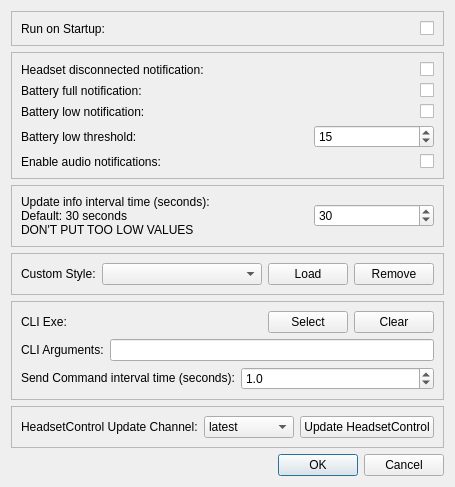
HeadsetControl-GUI/HeadsetControl-GUI, file src/UI/settingswindow.ui: the form before one commit.
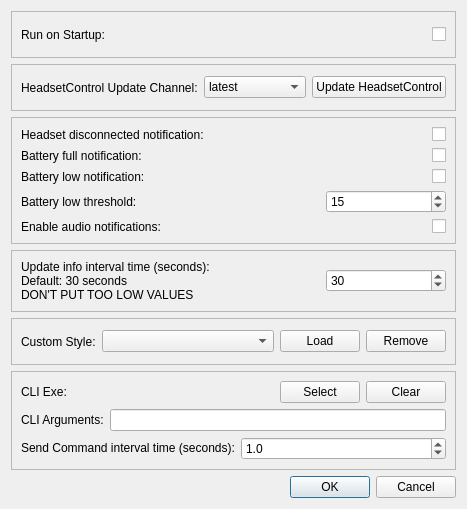
The form after the commit.

Commit message: Refactor update version check logic and enhance settings UI for update channel selection

Diff of the .ui file:
```diff
--- a/src/UI/settingswindow.ui
+++ b/src/UI/settingswindow.ui
@@ -6,8 +6,8 @@
    <rect>
     <x>0</x>
     <y>0</y>
-    <width>354</width>
-    <height>464</height>
+    <width>467</width>
+    <height>509</height>
    </rect>
   </property>
   <property name="windowTitle">
@@ -55,6 +55,46 @@
      </layout>
     </widget>
    </item>
+   <item>
+    <widget class="QFrame" name="updateFrame">
+     <property name="frameShape">
+      <enum>QFrame::Shape::StyledPanel</enum>
+     </property>
+     <property name="frameShadow">
+      <enum>QFrame::Shadow::Raised</enum>
+     </property>
+     <layout class="QHBoxLayout" name="horizontalLayout_update">
+      <item>
+       <widget class="QLabel" name="updateChannelLabel">
+        <property name="text">
+         <string>HeadsetControl Update Channel:</string>
+        </property>
+       </widget>
+      </item>
+      <item>
+       <widget class="QComboBox" name="updateChannelComboBox">
+        <item>
+         <property name="text">
+          <string>latest</string>
+         </property>
+        </item>
+        <item>
+         <property name="text">
+          <string>continuous</string>
+         </property>
+        </item>
+       </widget>
+      </item>
+      <item>
+       <widget class="QPushButton" name="updateHeadsetControlPushButton">
+        <property name="text">
+         <string>Update HeadsetControl</string>
+        </property>
+       </widget>
+      </item>
+     </layout>
+    </widget>
+   </item>
    <item>
     <widget class="QFrame" name="frame_2">
      <property name="sizePolicy">
@@ -70,40 +110,49 @@
       <enum>QFrame::Shadow::Raised</enum>
      </property>
      <layout class="QGridLayout" name="gridLayout">
-      <item row="1" column="1">
-       <widget class="QCheckBox" name="batteryfullnotificationCheckBox">
-        <property name="layoutDirection">
-         <enum>Qt::LayoutDirection::RightToLeft</enum>
-        </property>
-        <property name="text">
-         <string/>
-        </property>
-       </widget>
-      </item>
-      <item row="4" column="1">
-       <widget class="QCheckBox" name="enableaudioNotificationCheckBox">
-        <property name="layoutDirection">
-         <enum>Qt::LayoutDirection::RightToLeft</enum>
-        </property>
-        <property name="text">
-         <string/>
-        </property>
-       </widget>
-      </item>
       <item row="1" column="0">
-       <widget class="QLabel" name="batteryfullnotificationLabel">
-        <property name="sizePolicy">
-         <sizepolicy hsizetype="Preferred" vsizetype="Minimum">
-          <horstretch>0</horstretch>
-          <verstretch>0</verstretch>
-         </sizepolicy>
-        </property>
+       <widget class="QLabel" name="headsetdisconnectednotificationLabel">
         <property name="text">
-         <string>Battery full notification:</string>
+         <string>Headset disconnected notification:</string>
         </property>
        </widget>
       </item>
       <item row="4" column="0">
+       <widget class="QLabel" name="batterylowtresholdLabel">
+        <property name="sizePolicy">
+         <sizepolicy hsizetype="Preferred" vsizetype="Minimum">
+          <horstretch>0</horstretch>
+          <verstretch>0</verstretch>
+         </sizepolicy>
+        </property>
+        <property name="text">
+         <string>Battery low threshold:</string>
+        </property>
+       </widget>
+      </item>
+      <item row="4" column="1">
+       <widget class="QSpinBox" name="batterylowtresholdSpinBox">
+        <property name="minimumSize">
+         <size>
+          <width>120</width>
+          <height>0</height>
+         </size>
+        </property>
+        <property name="maximumSize">
+         <size>
+          <width>120</width>
+          <height>16777215</height>
+         </size>
+        </property>
+        <property name="maximum">
+         <number>100</number>
+        </property>
+        <property name="value">
+         <number>15</number>
+        </property>
+       </widget>
+      </item>
+      <item row="5" column="0">
        <widget class="QLabel" name="enableaudionotificationLabel">
         <property name="sizePolicy">
          <sizepolicy hsizetype="Preferred" vsizetype="Minimum">
@@ -116,7 +165,7 @@
         </property>
        </widget>
       </item>
-      <item row="2" column="0">
+      <item row="3" column="0">
        <widget class="QLabel" name="battertlownotificationLabel">
         <property name="sizePolicy">
          <sizepolicy hsizetype="Preferred" vsizetype="Minimum">
@@ -129,29 +178,40 @@
         </property>
        </widget>
       </item>
-      <item row="3" column="1">
-       <widget class="QSpinBox" name="batterylowtresholdSpinBox">
-        <property name="minimumSize">
-         <size>
-          <width>120</width>
-          <height>0</height>
-         </size>
-        </property>
-        <property name="maximumSize">
-         <size>
-          <width>120</width>
-          <height>16777215</height>
-         </size>
-        </property>
-        <property name="maximum">
-         <number>100</number>
-        </property>
-        <property name="value">
-         <number>15</number>
-        </property>
-       </widget>
-      </item>
       <item row="2" column="1">
+       <widget class="QCheckBox" name="batteryfullnotificationCheckBox">
+        <property name="layoutDirection">
+         <enum>Qt::LayoutDirection::RightToLeft</enum>
+        </property>
+        <property name="text">
+         <string/>
+        </property>
+       </widget>
+      </item>
+      <item row="2" column="0">
+       <widget class="QLabel" name="batteryfullnotificationLabel">
+        <property name="sizePolicy">
+         <sizepolicy hsizetype="Preferred" vsizetype="Minimum">
+          <horstretch>0</horstretch>
+          <verstretch>0</verstretch>
+         </sizepolicy>
+        </property>
+        <property name="text">
+         <string>Battery full notification:</string>
+        </property>
+       </widget>
+      </item>
+      <item row="5" column="1">
+       <widget class="QCheckBox" name="enableaudioNotificationCheckBox">
+        <property name="layoutDirection">
+         <enum>Qt::LayoutDirection::RightToLeft</enum>
+        </property>
+        <property name="text">
+         <string/>
+        </property>
+       </widget>
+      </item>
+      <item row="3" column="1">
        <widget class="QCheckBox" name="batterylownotificationCheckBox">
         <property name="layoutDirection">
          <enum>Qt::LayoutDirection::RightToLeft</enum>
@@ -161,27 +221,7 @@
         </property>
        </widget>
       </item>
-      <item row="3" column="0">
-       <widget class="QLabel" name="batterylowtresholdLabel">
-        <property name="sizePolicy">
-         <sizepolicy hsizetype="Preferred" vsizetype="Minimum">
-          <horstretch>0</horstretch>
-          <verstretch>0</verstretch>
-         </sizepolicy>
-        </property>
-        <property name="text">
-         <string>Battery low threshold:</string>
-        </property>
-       </widget>
-      </item>
-      <item row="0" column="0">
-       <widget class="QLabel" name="headsetdisconnectednotificationLabel">
-        <property name="text">
-         <string>Headset disconnected notification:</string>
-        </property>
-       </widget>
-      </item>
-      <item row="0" column="1">
+      <item row="1" column="1">
        <widget class="QCheckBox" name="headsetdisconnectednotificationCheckBox">
         <property name="layoutDirection">
          <enum>Qt::LayoutDirection::RightToLeft</enum>
@@ -402,46 +442,6 @@
      </layout>
     </widget>
    </item>
-   <item>
-    <widget class="QFrame" name="updateFrame">
-     <property name="frameShape">
-      <enum>QFrame::Shape::StyledPanel</enum>
-     </property>
-     <property name="frameShadow">
-      <enum>QFrame::Shadow::Raised</enum>
-     </property>
-     <layout class="QHBoxLayout" name="horizontalLayout_update">
-      <item>
-       <widget class="QLabel" name="updateChannelLabel">
-        <property name="text">
-         <string>HeadsetControl Update Channel:</string>
-        </property>
-       </widget>
-      </item>
-      <item>
-       <widget class="QComboBox" name="updateChannelComboBox">
-        <item>
-         <property name="text">
-          <string>latest</string>
-         </property>
-        </item>
-        <item>
-         <property name="text">
-          <string>continuous</string>
-         </property>
-        </item>
-       </widget>
-      </item>
-      <item>
-       <widget class="QPushButton" name="updateHeadsetControlPushButton">
-        <property name="text">
-         <string>Update HeadsetControl</string>
-        </property>
-       </widget>
-      </item>
-     </layout>
-    </widget>
-   </item>
    <item>
     <widget class="QDialogButtonBox" name="buttonBox">
      <property name="orientation">
```
The commit also changes 1 other file.
